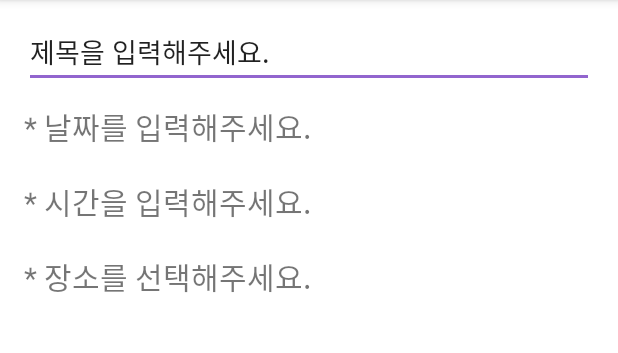
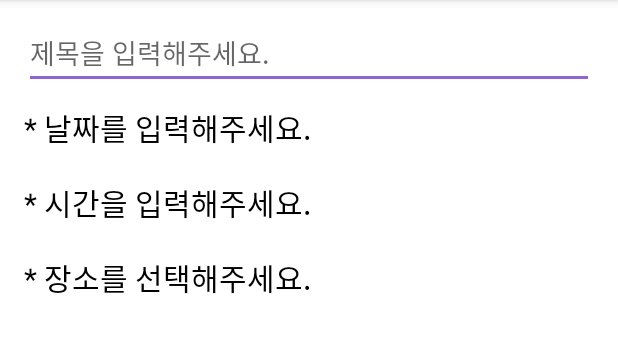
Before and after one commit to chocomaros/Do_Not_Late, an Android app: the AddDataActivity screen opened directly, with no data from a screen before it, on a phone screen of 412 x 824 dp, the part 84-437 px from its top. Run offline under Robolectric (Android 15) with nearby library versions, the phone set to English and light mode, and no system bars.

```diff
--- a/app/src/main/java/com/example/yena/donotlate/MainActivity.java
+++ b/app/src/main/java/com/example/yena/donotlate/MainActivity.java
@@ -188,7 +188,7 @@ public class MainActivity extends AppCompatActivity {
             Day current = new Day();
             current = current.currentTime();
             ListData appointment = new ListData("집가야지",current);
-            ListData appointment1 = new ListData("으에에엥");
+            ListData appointment1 = new ListData("가나다라마바사아자차카타파하다");
             ListData appointment2 = new ListData("으에에엥2");
             ListData appointment3 = new ListData("으에에엥3");
             ListData appointment4 = new ListData("으에에엥4");
--- a/app/src/main/res/layout/activity_add_data.xml
+++ b/app/src/main/res/layout/activity_add_data.xml
@@ -22,7 +22,8 @@
             android:id="@+id/et_insert_title"
             android:paddingTop="5dp"
             android:layout_marginBottom="5dp"
-            android:text="제목을 입력해주세요."
+            android:hint="제목을 입력해주세요."
+            android:maxLength="15"
             android:layout_gravity="center_horizontal" />
 
         <TextView
@@ -32,6 +33,7 @@
             android:paddingBottom= "5dp"
             android:text="* 날짜를 입력해주세요."
             android:textSize="20sp"
+            android:textColor="@color/BLACK"
             android:id="@+id/tv_insert_date"/>
 
         <TextView
@@ -41,6 +43,7 @@
             android:paddingBottom= "5dp"
             android:text="* 시간을 입력해주세요."
             android:textSize="20sp"
+            android:textColor="@color/BLACK"
             android:id="@+id/tv_insert_time" />
 
         <TextView
@@ -48,6 +51,7 @@
             android:layout_height="50dp"
             android:text="* 장소를 선택해주세요."
             android:textSize="20sp"
+            android:textColor="@color/BLACK"
             android:paddingTop="5dp"
             android:paddingBottom= "5dp"
             android:id="@+id/tv_insert_place" />
--- a/app/src/main/res/values/colors.xml
+++ b/app/src/main/res/values/colors.xml
@@ -9,4 +9,5 @@
     <color name="blue_pressed">#ff0099cc</color>
     <color name="blue_normal">#8ad4ef</color>
     <color name="GRAY">#dedede</color>
+    <color name="BLACK">#000000</color>
 </resources>
```
Also changed, not shown: app/src/main/java/com/example/yena/donotlate/AddDataActivity.java (+54 -14 lines), app/src/main/res/layout/completed_appointment_list.xml (+4 -5 lines).
